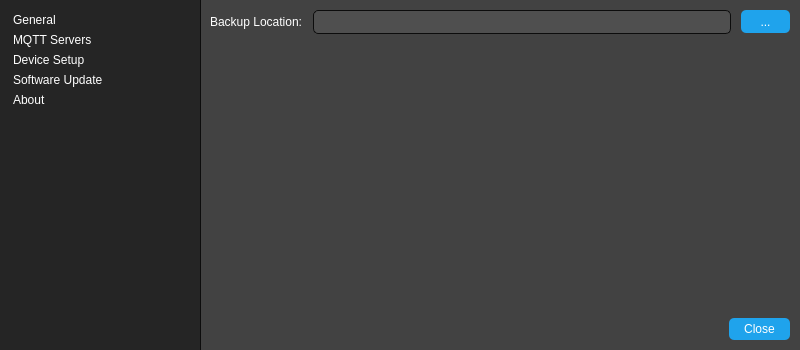
tom-23/TasmoManager, file src/gui/preferencesdialog.ui: the form before one commit.
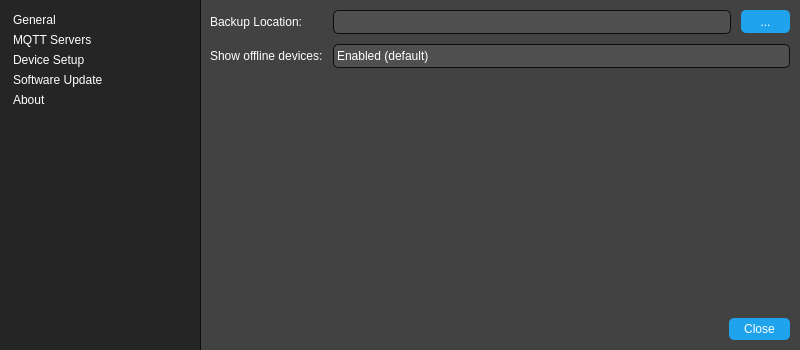
The form after the commit. The open tabs and pages were chosen to show the change. Icons and pictures are not drawn.

Diff of the .ui file:
```diff
--- a/src/gui/preferencesdialog.ui
+++ b/src/gui/preferencesdialog.ui
@@ -265,6 +265,33 @@
             </item>
            </layout>
           </item>
+          <item row="1" column="0">
+           <widget class="QLabel" name="label_6">
+            <property name="text">
+             <string>Show offline devices:</string>
+            </property>
+           </widget>
+          </item>
+          <item row="1" column="1">
+           <widget class="QComboBox" name="showOfflineDevices">
+            <property name="sizePolicy">
+             <sizepolicy hsizetype="Expanding" vsizetype="Fixed">
+              <horstretch>0</horstretch>
+              <verstretch>0</verstretch>
+             </sizepolicy>
+            </property>
+            <item>
+             <property name="text">
+              <string>Enabled (default)</string>
+             </property>
+            </item>
+            <item>
+             <property name="text">
+              <string>Disabled</string>
+             </property>
+            </item>
+           </widget>
+          </item>
          </layout>
         </widget>
         <widget class="QWidget" name="mqttServersPage">
```
Left out of the diff: 2 changed lines with no effect on the pictures.
